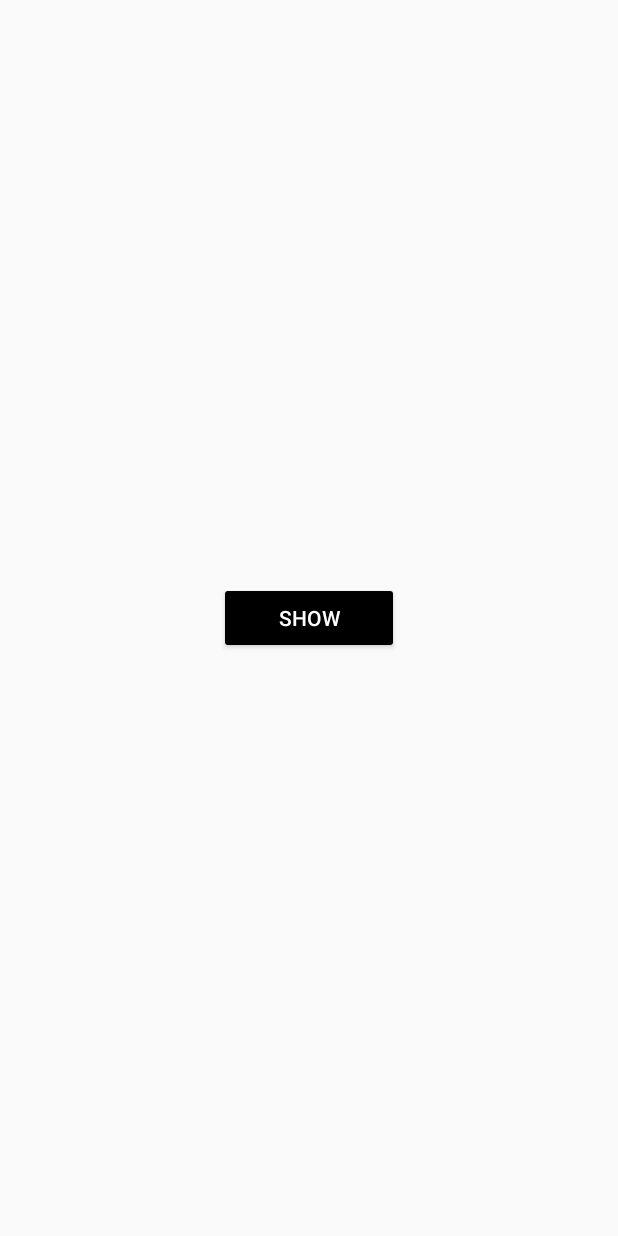
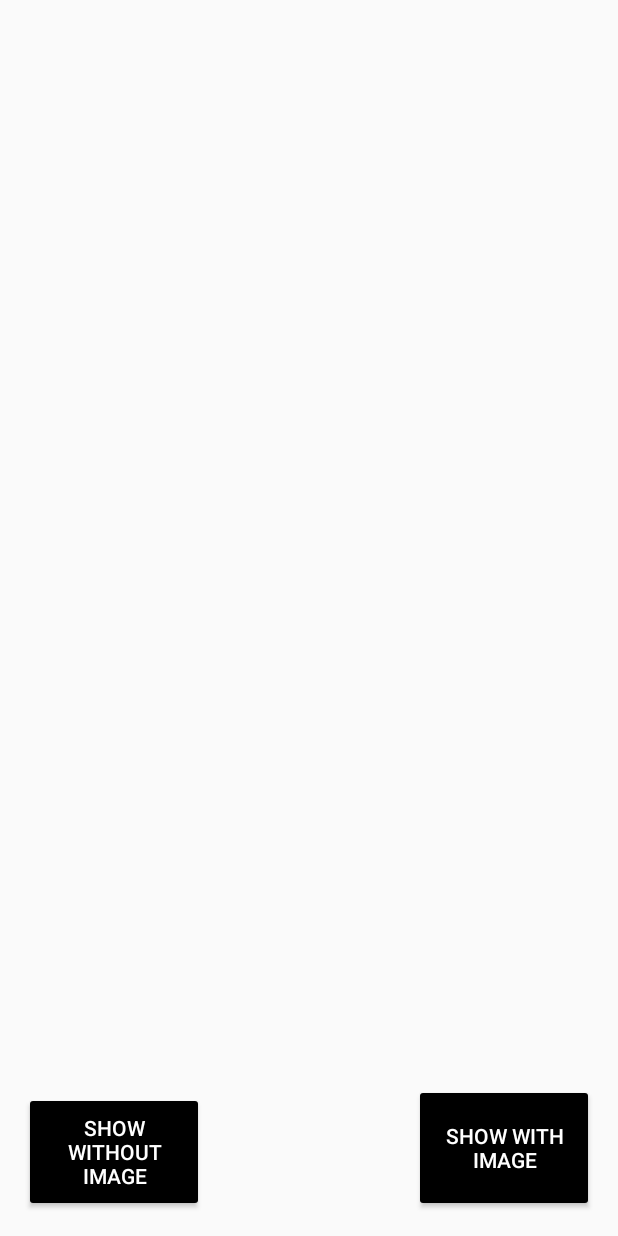
Before and after one commit to lk321/DropDownAlert, an Android app: the screen it shows after launch (MainActivity), on a phone screen of 412 x 824 dp. Run offline under Robolectric (Android 15) with nearby library versions, the phone set to English and light mode, and no system bars.

Commit message:
Drop Down Alert

```diff
--- a/app/src/main/java/io/quickcoding/dropdownalert/DropDownAlert.java
+++ b/app/src/main/java/io/quickcoding/dropdownalert/DropDownAlert.java
@@ -35,10 +35,32 @@ public class DropDownAlert {
     private Timer timer;
 
 
-    public DropDownAlert(Activity context,Context c)
+    public interface DropDownAlertListener {
+        public void onClick(View v);
+
+
+    }
+
+    private DropDownAlertListener listener;
+
+    public void setTraffictListener(DropDownAlertListener listener)
+    {
+        this.listener = listener;
+    }
+
+    public DropDownAlert(Activity context,Context c,Boolean image)
     {
         this.context=context;
         this.c=c;
+        LayoutInflater factory = LayoutInflater.from(c);
+
+        if (image) {
+            view = factory.inflate(R.layout.message_alert, null);
+
+        } else {
+            view = factory.inflate(R.layout.message_alert_no_image, null);
+        }
+
 
     }
     public DropDownAlert(Bitmap bitmap, Activity context, String title, String content)
@@ -156,6 +178,8 @@ public class DropDownAlert {
         view.setOnClickListener(new View.OnClickListener() {
             @Override
             public void onClick(View v) {
+
+                listener.onClick(v);
                 if (timer!=null)
                 {
                     timer.cancel();
--- a/app/src/main/java/io/quickcoding/dropdownalert/MainActivity.java
+++ b/app/src/main/java/io/quickcoding/dropdownalert/MainActivity.java
@@ -1,14 +1,20 @@
 package io.quickcoding.dropdownalert;
 
+import android.graphics.Bitmap;
+import android.graphics.BitmapFactory;
 import android.support.v7.app.ActionBar;
 import android.support.v7.app.AppCompatActivity;
 import android.os.Bundle;
 import android.util.Log;
+import android.view.Gravity;
 import android.view.View;
 import android.widget.Button;
+import android.widget.Toast;
 
 public class MainActivity extends AppCompatActivity {
-    private DropDownAlert downAlert;
+    private DropDownAlert downAlertImage;
+    private DropDownAlert downAlertNoImage;
+
 
     @Override
     protected void onCreate(Bundle savedInstanceState) {
@@ -16,17 +22,57 @@ public class MainActivity extends AppCompatActivity {
         setContentView(R.layout.activity_main);
 
 
-        Button show=(Button)findViewById(R.id.show);
-        downAlert=new DropDownAlert(this,getWindow().getContext());
+        Button show_without_image=(Button)findViewById(R.id.show_without_image);
+        Button show_with_image=(Button)findViewById(R.id.show_with_image);
+
+        downAlertImage=new DropDownAlert(this,getWindow().getContext(),true);
+        downAlertNoImage=new DropDownAlert(this,getWindow().getContext(),false);
 
 
-        show.setOnClickListener(new View.OnClickListener() {
+        show_without_image.setOnClickListener(new View.OnClickListener() {
             @Override
             public void onClick(View view) {
-                downAlert.setTitle("Warning!");
-                downAlert.setContent("Do NOT click");
-                downAlert.show();
+                downAlertNoImage.setTitle("Warning!");
+                downAlertNoImage.setContent("Do NOT click");
+                downAlertNoImage.show();
+
             }
         });
+
+        show_with_image.setOnClickListener(new View.OnClickListener() {
+            @Override
+            public void onClick(View view) {
+                Bitmap bm = BitmapFactory.decodeResource(getResources(), R.drawable.logos);
+                downAlertImage.setBitmap(bm);
+                downAlertImage.setTitle("Quickcoding");
+                downAlertImage.setContent("Hello World!");
+                downAlertImage.show();
+            }
+        });
+
+        downAlertImage.setTraffictListener(new DropDownAlert.DropDownAlertListener() {
+            @Override
+            public void onClick(View v) {
+
+                Toast toast = Toast.makeText(getApplicationContext(),"You just click me !!",Toast.LENGTH_SHORT);
+                toast.setGravity(Gravity.CENTER, 0, 0);
+                toast.show();
+
+            }
+        });
+
+
+        downAlertNoImage.setTraffictListener(new DropDownAlert.DropDownAlertListener() {
+            @Override
+            public void onClick(View v) {
+
+                Toast toast = Toast.makeText(getApplicationContext(),"You just click me !!",Toast.LENGTH_SHORT);
+                toast.setGravity(Gravity.CENTER, 0, 0);
+                toast.show();
+
+            }
+        });
+
+
     }
 }
--- a/app/src/main/res/layout/activity_main.xml
+++ b/app/src/main/res/layout/activity_main.xml
@@ -11,13 +11,25 @@
     tools:context="io.quickcoding.dropdownalert.MainActivity">
 
     <Button
-        android:id="@+id/show"
+        android:id="@+id/show_without_image"
         android:layout_width="120dp"
-        android:layout_height="wrap_content"
-        android:text="Show"
+        android:layout_height="80dp"
+        android:text="Show without Image"
         android:textColor="@android:color/white"
         android:backgroundTint="@android:color/black"
-        android:layout_centerInParent="true"
+        android:layout_alignParentBottom="true"
         />
 
+    <Button
+        android:id="@+id/show_with_image"
+        android:layout_width="120dp"
+        android:layout_height="85dp"
+        android:text="Show with Image"
+        android:textColor="@android:color/white"
+        android:backgroundTint="@android:color/black"
+        android:layout_alignParentBottom="true"
+        android:layout_alignParentRight="true"
+        />
+
+
 </RelativeLayout>
--- a/app/src/main/res/layout/message_alert.xml
+++ b/app/src/main/res/layout/message_alert.xml
@@ -4,7 +4,7 @@
     android:layout_width="match_parent"
     android:layout_height="wrap_content"
     android:paddingLeft="10dp"
-    android:paddingTop="35dp"
+    android:paddingTop="10dp"
     android:paddingRight="10dp"
     android:paddingBottom="15dp"
     android:weightSum="8"
@@ -35,7 +35,7 @@
             android:maxLines="1"
             android:ellipsize="end"
             android:textSize="7pt"
-            android:textColor="@android:color/holo_red_dark"
+            android:textColor="@android:color/white"
             android:text="Alert"
             />
         <TextView
```
